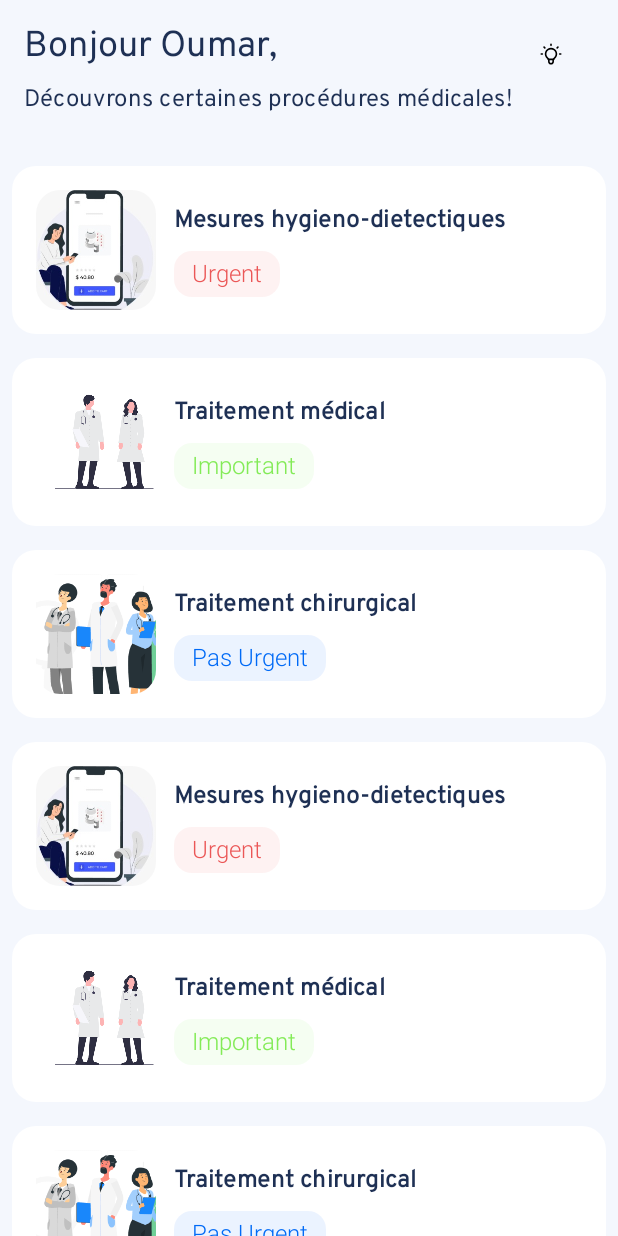
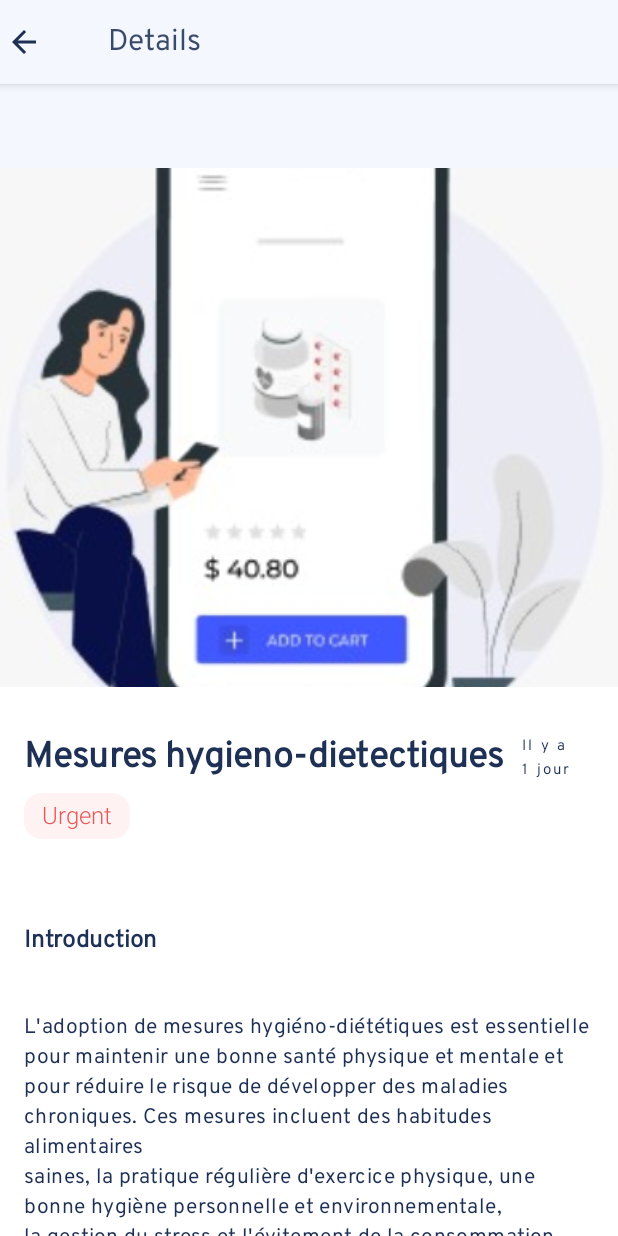
Before and after one commit to Ayoubbooob/MedCare, an Android app built with Jetpack Compose: the ProceduresScreen screen opened through its navigation route, after a tap on "Mesures hygieno-dietectiques", on a phone screen of 412 x 824 dp. Run offline under Robolectric (Android 15) with nearby library versions, the phone set to English and light mode, and no system bars; Roboto replaces fonts that are not available here.

Commit message:
add procedures details + Enhancing design + need to add animation also later

```diff
--- a/app/src/main/java/com/bosseurs/medcare/data/FakeBlockDatabase.kt
+++ b/app/src/main/java/com/bosseurs/medcare/data/FakeBlockDatabase.kt
@@ -4,29 +4,36 @@ package com.bosseurs.medcare.data
 import com.bosseurs.medcare.ui.utils.BlockModel
 import com.bosseurs.medcare.ui.utils.enums.ImportanceLevel
 import com.bosseurs.medcare.R
-
+import com.bosseurs.medcare.ui.screens.procedures.ContentModel
+import com.bosseurs.medcare.ui.screens.procedures.Mesures_hygieno_dietectiques_details
+import com.bosseurs.medcare.ui.screens.procedures.Mesures_hygieno_dietectiques_intro
 
 
 // Specify here your fake Data, for example, I've added Procedures realises blocks
 object FakeBlockDatabase {
     val proceduresBlocksList = listOf(
         BlockModel(
-            "Mesures hygieno-dietectiques",
-            "Il y a 1 jour",
-            R.drawable.int4,
-            ImportanceLevel.URGENT
+            id = 1,
+            title = "Mesures hygieno-dietectiques",
+            dateAdded = "Il y a 1 jour",
+            image = R.drawable.int4,
+            importanceLevel = ImportanceLevel.URGENT,
+            text = ContentModel(Mesures_hygieno_dietectiques_intro, Mesures_hygieno_dietectiques_details )
         ),
         BlockModel(
-            "Traitement médical",
-            "Il y a 1 heure",
-            R.drawable.int5,
-            ImportanceLevel.IMPORTANT
-        ),
+            title = "Traitement médical",
+            dateAdded = "Il y a 1 heure",
+            image = R.drawable.int5,
+            importanceLevel = ImportanceLevel.IMPORTANT,
+            text = ContentModel(Mesures_hygieno_dietectiques_intro, Mesures_hygieno_dietectiques_details )
+
+    ),
         BlockModel(
-            "Traitement chirurgical",
-            "Il y a 1 mois",
-            R.drawable.welcome_img,
-            ImportanceLevel.PASURGENT
+            title = "Traitement chirurgical",
+            dateAdded = "Il y a 1 mois",
+            image = R.drawable.welcome_img,
+            importanceLevel = ImportanceLevel.PASURGENT,
+            text = ContentModel(Mesures_hygieno_dietectiques_intro, Mesures_hygieno_dietectiques_details )
         ),
 
     )
--- a/app/src/main/java/com/bosseurs/medcare/ui/navigation/Navigation.kt
+++ b/app/src/main/java/com/bosseurs/medcare/ui/navigation/Navigation.kt
@@ -15,6 +15,7 @@ import com.bosseurs.medcare.ui.screens.login.LoginScreen
 import com.bosseurs.medcare.ui.screens.main.HomeScreen
 import com.bosseurs.medcare.ui.screens.main.HomeUiState
 import com.bosseurs.medcare.ui.screens.main.HomeViewModel
+import com.bosseurs.medcare.ui.screens.procedures.ProcedureDetails
 import com.bosseurs.medcare.ui.screens.procedures.ProceduresScreen
 import com.bosseurs.medcare.ui.screens.profile.ProfileScreen
 import com.bosseurs.medcare.ui.screens.signup.SignUpScreen
@@ -96,5 +97,17 @@ fun Navigation(toggleTheme : () -> Unit) {
             ProceduresScreen(navController = navController)
         }
 
+
+//        composable(route = Screen.ProcedureDetails.route) { backStackEntry ->
+//            val id = backStackEntry.arguments?.getInt("id") ?: return@composable
+//            ProcedureDetails(navController = navController, id = id)
+//        }
+
+        composable(Screen.ProcedureDetails.route + "/{id}") { backStackEntry ->
+            val id = backStackEntry.arguments?.getInt("id")
+            if (id != null) {
+                ProcedureDetails(navController, id)
+            }
+        }
     }
 }
--- /dev/null
+++ b/app/src/main/java/com/bosseurs/medcare/ui/screens/procedures/ContentModel.kt
@@ -0,0 +1,8 @@
+package com.bosseurs.medcare.ui.screens.procedures
+
+class ContentModel (
+     val introduction : String,
+     val details : String,
+  ){
+
+}
--- /dev/null
+++ b/app/src/main/java/com/bosseurs/medcare/ui/screens/procedures/Contents.kt
@@ -0,0 +1,60 @@
+package com.bosseurs.medcare.ui.screens.procedures
+
+import org.intellij.lang.annotations.Language
+
+
+/********************** Pour Mesures hygieno-dietectiques *******************/
+
+@Language("Markdown")
+const val Mesures_hygieno_dietectiques_intro = """
+L'adoption de mesures hygiéno-diététiques est essentielle pour maintenir une bonne santé physique et mentale et
+pour réduire le risque de développer des maladies chroniques. Ces mesures incluent des habitudes alimentaires
+saines, la pratique régulière d'exercice physique, une bonne hygiène personnelle et environnementale,
+la gestion du stress et l'évitement de la consommation excessive d'alcool et de tabac.
+En adoptant ces mesures, vous pouvez améliorer votre qualité de vie et réduire les risques de maladies chroniques.
+ Dans les paragraphes suivants, nous allons explorer chacune de ces mesures en détail.
+"""
+@Language("Markdown")
+const val Mesures_hygieno_dietectiques_details = """
+## Voici quelques exemples de mesures
+- Adopter une alimentation équilibrée et variée, en privilégiant les fruits, les légumes, les céréales complètes, les protéines maigres et les graisses saines.
+- Limiter la consommation d'aliments transformés, d'aliments riches en sucre, en sel et en gras saturés.
+- Boire suffisamment d'eau tout au long de la journée pour maintenir une bonne hydratation.
+- Faire de l'exercice physique régulièrement, en pratiquant une activité qui vous plaît et en adaptant l'intensité à votre condition physique.
+- Maintenir une hygiène personnelle rigoureuse, en se lavant les mains régulièrement, en se brossant les dents deux fois par jour et en prenant une douche quotidienne.
+- Maintenir un environnement propre et sain, en nettoyant régulièrement les surfaces et en aérant les pièces.
+- Gérer son stress en pratiquant des activités relaxantes comme le yoga, la méditation ou la respiration profonde.
+- Éviter la consommation excessive d'alcool et de tabac, qui sont des facteurs de risque pour de nombreuses maladies.
+
+"""
+
+
+
+@Language("Markdown")
+
+const val INFO_DIABETE = """
+Le diabète est une maladie chronique grave qui se déclare lorsque le pancréas ne produit pas suffisamment d’insuline, ou lorsque l’organisme n’est pas capable d’utiliser efficacement l’insuline qu’il produit.
+
+# Les types de Diabète
+## Diabète de type 1
+Le diabète de type 1 (autrefois appelé diabète insulino-dépendant ou juvénile) se caractérise par une production insuffisante d’insuline, laquelle doit être administrée quotidiennement.
+
+La cause du diabète de type 1 n’est pas connue, et en l’état des connaissances actuelles, il n’est pas évitable.
+
+Les symptômes sont les suivants : excrétion excessive d’urine (polyurie), sensation de soif (polydipsie), faim constante, perte de poids, altération de la vision et fatigue
+
+
+## Diabète de type 2
+Le diabète de type 2 (autrefois appelé diabète non insulino-dépendant ou diabète de la maturité) résulte d’une mauvaise utilisation de l’insuline par l’organisme.
+
+Il est en grande partie le résultat d’une surcharge pondérale et du manque d’activité physique.
+
+Ses symptômes peuvent similaires à ceux du diabète de type 1, mais sont souvent moins marqués. De ce fait, la maladie peut être diagnostiquée plusieurs années après son apparition, une fois les complications déjà présentes.
+
+
+## Diabète gestationnel
+Le diabète gestationnel se caractérise par la survenue, au cours de la grossesse, d’une élévation de la concentration de glucose dans le sang au-dessus des valeurs normales, mais à des valeurs inférieures à celles conduisant à poser le diagnostic de diabète.
+
+Les femmes atteintes de diabète gestationnel ont un risque accru de complications pendant la grossesse et à l’accouchement. Leur risque ainsi que celui de leur enfant, d’avoir un diabète de type 2 à un stade ultérieur de leur vie augmente également.
+
+"""
--- /dev/null
+++ b/app/src/main/java/com/bosseurs/medcare/ui/screens/procedures/ProcedureDetails.kt
@@ -0,0 +1,179 @@
+
+package com.bosseurs.medcare.ui.screens.procedures
+
+import androidx.compose.foundation.Image
+import androidx.compose.foundation.background
+import androidx.compose.foundation.clickable
+import androidx.compose.foundation.gestures.Orientation
+import androidx.compose.foundation.gestures.scrollable
+import androidx.compose.foundation.layout.*
+
+import androidx.compose.foundation.lazy.LazyColumn
+import androidx.compose.foundation.rememberScrollState
+import androidx.compose.material.Button
+import androidx.compose.material.ButtonDefaults
+import androidx.compose.material.Icon
+import androidx.compose.material.MaterialTheme
+import androidx.compose.material.Scaffold
+import androidx.compose.material.Text
+import androidx.compose.material.TopAppBar
+import androidx.compose.material.icons.Icons
+import androidx.compose.material.icons.filled.ArrowBack
+import androidx.compose.runtime.Composable
+import androidx.compose.ui.Alignment
+import androidx.compose.ui.Modifier
+import androidx.compose.ui.graphics.Color
+import androidx.compose.ui.graphics.painter.Painter
+import androidx.compose.ui.layout.ContentScale
+import androidx.compose.ui.res.colorResource
+import androidx.compose.ui.res.painterResource
+import androidx.compose.ui.text.font.FontWeight
+import androidx.compose.ui.text.style.TextAlign
+import androidx.compose.ui.unit.dp
+import androidx.navigation.NavController
+import com.bosseurs.medcare.R
+import com.bosseurs.medcare.data.FakeBlockDatabase
+import com.bosseurs.medcare.ui.shared.BlockInfoCard
+
+@Composable
+fun ProcedureDetails(navController: NavController, id: Int) {
+    val scrollState = rememberScrollState()
+
+    Scaffold(
+        topBar = {
+            TopAppBar(
+                title = { Text("Details") },
+                backgroundColor = MaterialTheme.colors.background,
+                contentColor = colorResource(id = R.color.text),
+                navigationIcon = {
+                    Icon(
+                        imageVector = Icons.Default.ArrowBack,
+                        contentDescription = null,
+                        modifier = Modifier
+                            .size(24.dp, 24.dp)
+                            .clickable {
+                                navController.navigateUp()
+                            },
+                        tint = colorResource(id = R.color.text)
+                    )
+                }
+            )
+        },
+        content = {
+            Box(
+                Modifier
+                    .scrollable(scrollState, orientation = Orientation.Vertical)
+                    .padding(top = 56.dp)
+            ) {
+                DetailsView(id)
+            }
+        }
+    )
+}
+
+
+@Composable
+fun DetailsView(id: Int) {
+    LazyColumn(
+        modifier = Modifier
+            .fillMaxSize()
+            .background(color = colorResource(id = R.color.background))
+    ) {
+
+        val block = FakeBlockDatabase.proceduresBlocksList[id]
+
+        // Basic details
+        item {
+            block.apply {
+
+                val blockImage: Painter = painterResource(id = block.image)
+                Image(
+                    modifier = Modifier
+                        .fillMaxWidth()
+                        .height(346.dp),
+                    painter = blockImage,
+                    alignment = Alignment.CenterStart,
+                    contentDescription = "",
+                    contentScale = ContentScale.Crop
+                )
+
+                Spacer(modifier = Modifier.height(16.dp))
+                BlockInfoCard(block = block)
+            }
+        }
+
+        // My story details
+        item {
+            block.apply {
+
+                Spacer(modifier = Modifier.height(24.dp))
+                Title(title = "Introduction")
+                Spacer(modifier = Modifier.height(16.dp))
+                Text(
+                    text = block.text.introduction,
+                    modifier = Modifier
+                        .fillMaxWidth()
+                        .padding(16.dp, 0.dp, 16.dp, 0.dp),
+                    color = colorResource(id = R.color.text),
+                    style = MaterialTheme.typography.body2,
+                    textAlign = TextAlign.Start
+                )
+            }
+        }
+
+        // Quick info
+        item {
+            block.apply {
+
+                Spacer(modifier = Modifier.height(24.dp))
+                Title(title = "Mesures")
+                Spacer(modifier = Modifier.height(16.dp))
+                Text(
+                    text = block.text.details,
+                    modifier = Modifier
+                        .fillMaxWidth()
+                        .padding(16.dp, 0.dp, 16.dp, 0.dp),
+                    color = colorResource(id = R.color.text),
+                    style = MaterialTheme.typography.body2,
+                    textAlign = TextAlign.Start
+                )
+            }
+        }
+
+        // Owner info
+
+
+        // CTA - Adopt me button
+        item {
+            Spacer(modifier = Modifier.height(36.dp))
+            Button(
+                onClick = { /* Do something! */ },
+                modifier = Modifier
+                    .fillMaxWidth()
+                    .height(52.dp)
+                    .padding(16.dp, 0.dp, 16.dp, 0.dp),
+                colors = ButtonDefaults.textButtonColors(
+                    backgroundColor = colorResource(id = R.color.blue),
+                    contentColor = Color.White
+                )
+            ) {
+                Text("Voulez-vous plus d'informations?")
+            }
+            Spacer(modifier = Modifier.height(24.dp))
+        }
+    }
+}
+
+@Composable
+fun Title(title: String) {
+    Text(
+        text = title,
+        modifier = Modifier
+            .fillMaxWidth()
+            .padding(16.dp, 0.dp, 0.dp, 0.dp),
+        color = colorResource(id = R.color.text),
+        style = MaterialTheme.typography.subtitle1,
+        fontWeight = FontWeight.W600,
+        textAlign = TextAlign.Start
+    )
+}
--- a/app/src/main/java/com/bosseurs/medcare/ui/screens/procedures/ProceduresScreen.kt
+++ b/app/src/main/java/com/bosseurs/medcare/ui/screens/procedures/ProceduresScreen.kt
@@ -8,7 +8,11 @@ import com.bosseurs.medcare.ui.shared.CustomBlocksScreen
 
 @Composable
 fun ProceduresScreen(navController: NavController) {
-    CustomBlocksScreen(navController = navController, blocksList = FakeBlockDatabase.proceduresBlocksList)
+    CustomBlocksScreen(
+        navController = navController,
+        blocksList = FakeBlockDatabase.proceduresBlocksList,
+
+        )
 }
 
 //@Composable
--- /dev/null
+++ b/app/src/main/java/com/bosseurs/medcare/ui/shared/BlockInfoCard.kt
@@ -0,0 +1,77 @@
+
+package com.bosseurs.medcare.ui.shared
+
+import androidx.compose.foundation.layout.Arrangement
+import androidx.compose.foundation.layout.Column
+import androidx.compose.foundation.layout.Row
+import androidx.compose.foundation.layout.Spacer
+import androidx.compose.foundation.layout.fillMaxWidth
+import androidx.compose.foundation.layout.height
+import androidx.compose.foundation.layout.padding
+
+import androidx.compose.material.MaterialTheme
+import androidx.compose.material.Text
+import androidx.compose.runtime.Composable
+import androidx.compose.ui.Alignment
+import androidx.compose.ui.Modifier
+
+import androidx.compose.ui.text.font.FontWeight
+import androidx.compose.ui.unit.dp
+import com.bosseurs.medcare.ui.utils.BlockModel
+@Composable
+fun BlockInfoCard(block :  BlockModel) {
+    Row(
+        modifier = Modifier
+            .fillMaxWidth()
+            .padding(16.dp)
+    ) {
+
+        Column(modifier = Modifier.align(Alignment.CenterVertically)) {
+            Text(
+                text = block.title,
+                modifier = Modifier.padding(0.dp, 0.dp, 12.dp, 0.dp),
+                color = MaterialTheme.colors.surface,
+                fontWeight = FontWeight.Bold,
+                style = MaterialTheme.typography.h5
+            )
+            Spacer(modifier = Modifier.height(8.dp))
+
+            Row(verticalAlignment = Alignment.Bottom) {
+                ImportanceLevelTag(importanceLevel = block.importanceLevel)
+
+//                val locationIcon: Painter = painterResource(id = R.drawable.ic_location)
+//
+//                Icon(
+//                    painter = locationIcon,
+//                    contentDescription = null,
+//                    modifier = Modifier.size(16.dp, 16.dp),
+//                    tint = Color.Red
+//                )
+
+//                Text(
+//                    text = location,
+//                    modifier = Modifier.padding(8.dp, 12.dp, 12.dp, 0.dp),
+//                    color = MaterialTheme.colors.surface,
+//                    style = MaterialTheme.typography.caption
+//                )
+            }
+
+            Spacer(modifier = Modifier.height(16.dp))
+
+//            Text(
+//                text = "12 mins ago",
+//                modifier = Modifier.padding(0.dp, 0.dp, 12.dp, 0.dp),
+//                color = MaterialTheme.colors.surface,
+//                style = MaterialTheme.typography.overline
+//            )
+        }
+        Row(modifier = Modifier.fillMaxWidth(), horizontalArrangement = Arrangement.End) {
+            Text(
+                text = block.dateAdded,
+                modifier = Modifier.padding(0.dp, 0.dp, 12.dp, 0.dp),
+                color = MaterialTheme.colors.surface,
+                style = MaterialTheme.typography.overline
+            )
+        }
+    }
+}
--- a/app/src/main/java/com/bosseurs/medcare/ui/shared/CustomBlocksScreen.kt
+++ b/app/src/main/java/com/bosseurs/medcare/ui/shared/CustomBlocksScreen.kt
@@ -15,7 +15,7 @@ import com.bosseurs.medcare.ui.utils.BlockModel
 fun CustomBlocksScreen(
     navController: NavController,
     blocksList : List<BlockModel>,
-    toggleTheme: () -> Unit = {}
+    toggleTheme: () -> Unit = {},
 ){
     LazyColumn {
         item {
@@ -30,10 +30,12 @@ fun CustomBlocksScreen(
             blocksList.forEach {
                 BlockCard(
                     it,
-                    onItemClicked = {
-                        //TODO - when a block choosed
+                    onItemClicked =
+
+                    {
+//                        //TODO - when a block choosed
 //                            block ->
-//                        navController.navigate("details/${block.id}/${block.name}/${block.location}")
+                      block ->  navController.navigate("procedures_details/${block.id}")
                     }
                 )
             }
--- a/app/src/main/java/com/bosseurs/medcare/ui/utils/BlockModel.kt
+++ b/app/src/main/java/com/bosseurs/medcare/ui/utils/BlockModel.kt
@@ -1,10 +1,15 @@
 package com.bosseurs.medcare.ui.utils
 
+import com.bosseurs.medcare.ui.screens.procedures.ContentModel
 import com.bosseurs.medcare.ui.utils.enums.ImportanceLevel
 
+var i : Int = 0 //TODO - We will fix this later
 data class BlockModel(
+    val id : Int = ++i,
     val title : String,
     val dateAdded : String,
     val image : Int,
-    val importanceLevel: ImportanceLevel
+    val importanceLevel: ImportanceLevel,
+    val text : ContentModel,
+
 )
--- a/app/src/main/java/com/bosseurs/medcare/ui/utils/Screen.kt
+++ b/app/src/main/java/com/bosseurs/medcare/ui/utils/Screen.kt
@@ -28,6 +28,7 @@ sealed class Screen(val route : String){
     }
     object AppointmentScreen : Screen("appointment_screen")
     object ProceduresScreen : Screen("procedures_screen")
+    object ProcedureDetails : Screen("procedures_details")
 
 
 
--- a/app/src/main/res/values/colors.xml
+++ b/app/src/main/res/values/colors.xml
@@ -16,6 +16,7 @@
     <color name="green">#83EB57</color>
     <color name="yellow">#EBD257</color>
     <color name="text">#1E3054</color>
+    <color name="background">#FFFFFF</color>
 
 
 </resources>
```
Also changed, not shown: app/src/main/java/com/bosseurs/medcare/ui/screens/procedures/WiggleProcedures.kt (added, +68 -0 lines).
